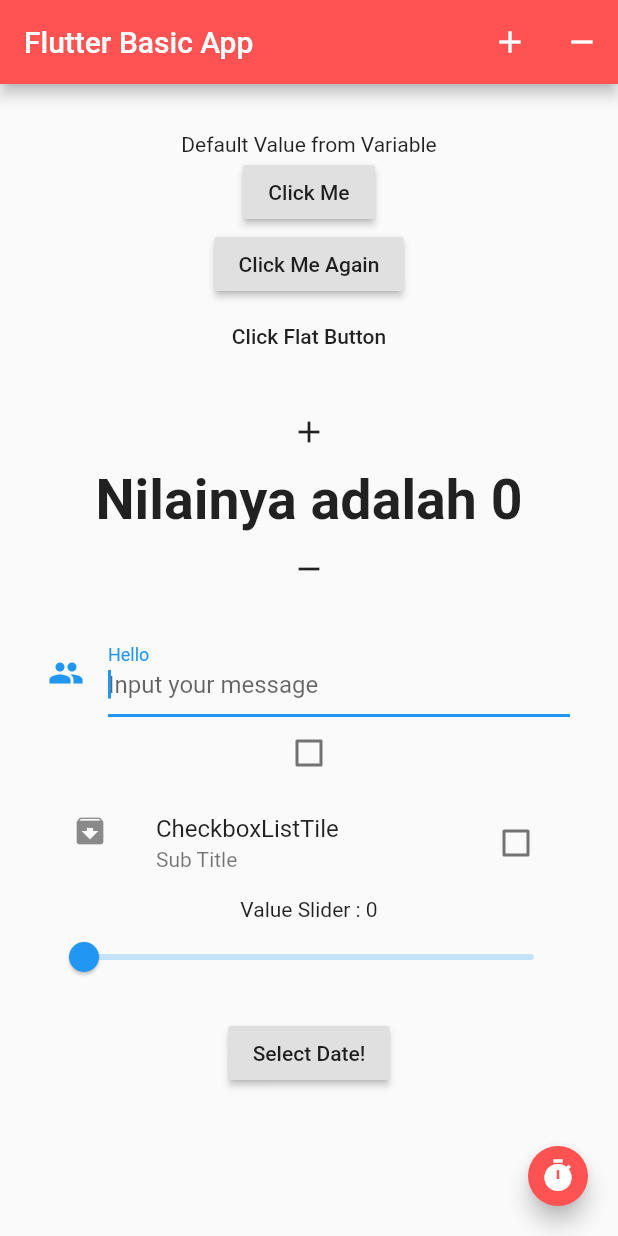
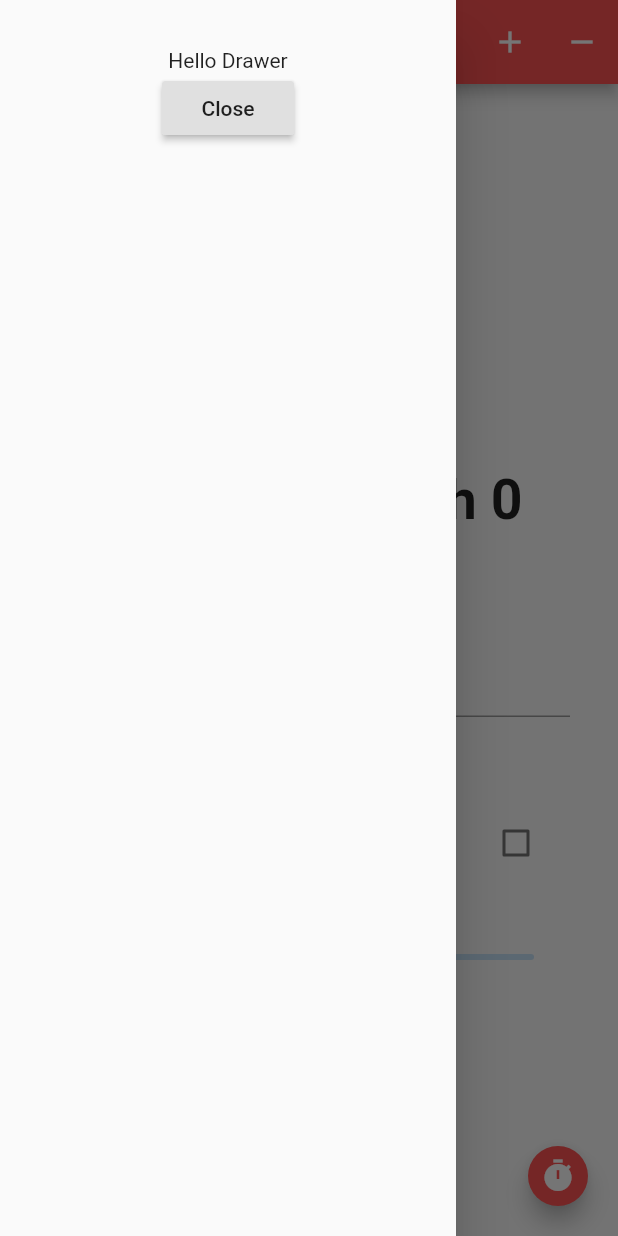
Before and after one commit to mrjuoss/flutter_app_basic, a Flutter app: the screen it shows after launch, with the side drawer open (before the commit the screen has no drawer), on a phone screen of 412 x 824 dp. Run offline on Flutter 3.47's test engine with Material 2 defaults, Android fonts, the phone set to English and light mode, and no system bars.

Commit message:
Add Drawer Navigation

```diff
--- a/lib/main.dart
+++ b/lib/main.dart
@@ -108,6 +108,20 @@ class _MyAppState extends State<MyApp> {
         mini: true,
         child: new Icon(Icons.timer),
       ),
+      drawer: new Drawer(
+        child: new Container(
+          padding: new EdgeInsets.all(32.0),
+          child: new Column(
+            children: <Widget>[
+              new Text('Hello Drawer'),
+              new RaisedButton(
+                onPressed: () => Navigator.pop(context),
+                child: new Text('Close'),
+              )
+            ],
+          ),
+        ),
+      ),
       body: new Container(
         padding: new EdgeInsets.all(32.0),
         child: new Column(
```
